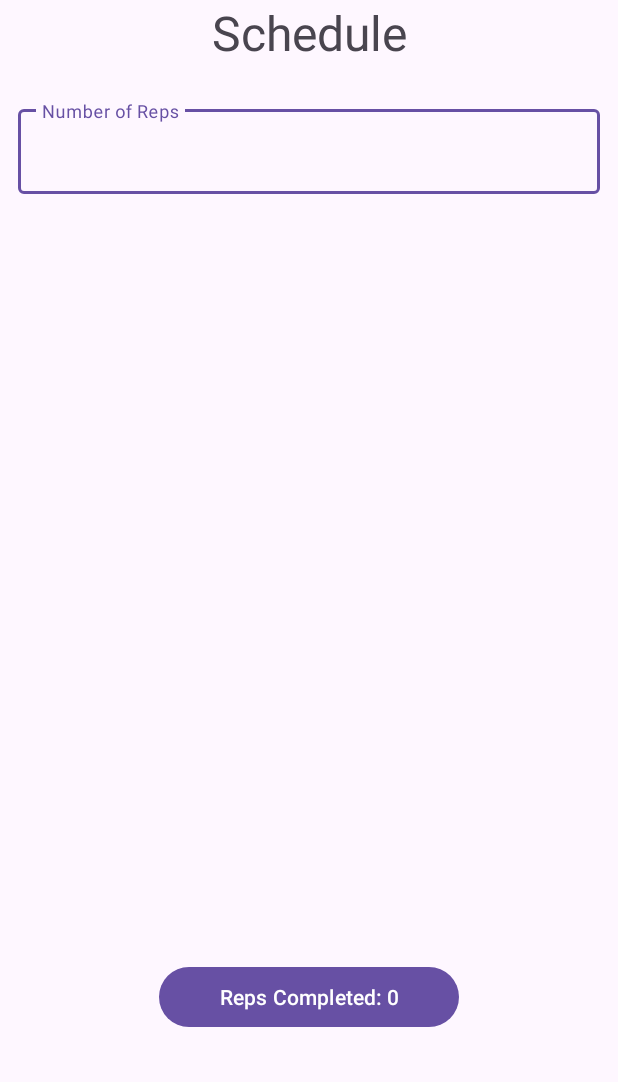
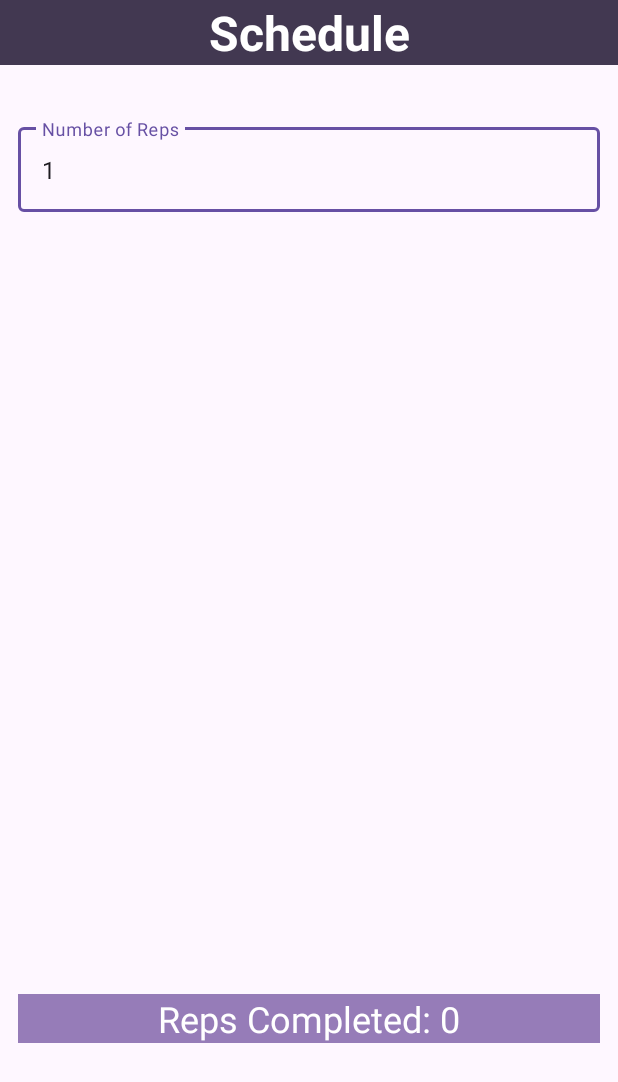
Before and after one commit to NightKnightBot/workoutApp, an Android app: the WorkoutSession screen opened directly, with no data from a screen before it, on a phone screen of 412 x 824 dp. Shown: the top 1082 px of the screen. Run offline under Robolectric (Android 15) with nearby library versions, the phone set to English and light mode, and no system bars; 4 statements that could not run were skipped.

Commit message:
Made workout UI more user friendly

```diff
--- a/app/src/main/java/com/example/workoutapp2/WorkoutPassed.java
+++ b/app/src/main/java/com/example/workoutapp2/WorkoutPassed.java
@@ -26,6 +26,8 @@ public class WorkoutPassed extends AppCompatActivity {
             return insets;
         });
 
+        backBtn = findViewById(R.id.wktBack);
+
         backBtn.setOnClickListener(new View.OnClickListener() {
             @Override
             public void onClick(View view) {
--- a/app/src/main/java/com/example/workoutapp2/WorkoutSession.java
+++ b/app/src/main/java/com/example/workoutapp2/WorkoutSession.java
@@ -1,28 +1,34 @@
 package com.example.workoutapp2;
 
 import android.content.Intent;
+import android.graphics.Color;
 import android.os.Bundle;
 import android.view.View;
+import android.widget.AdapterView;
 import android.widget.Button;
 import android.widget.EditText;
 import android.widget.ListView;
 import android.widget.TextView;
+import android.widget.Toast;
 
+import android.content.Context;
+import android.view.inputmethod.InputMethodManager;
 import androidx.activity.EdgeToEdge;
 import androidx.appcompat.app.AppCompatActivity;
 import androidx.core.graphics.Insets;
 import androidx.core.view.ViewCompat;
 import androidx.core.view.WindowInsetsCompat;
 
-import java.util.ArrayList;
+
 import java.util.List;
 
 public class WorkoutSession extends AppCompatActivity {
 
-    private TextView schedName;
+    private TextView schedName, completBtn;
     private EditText numberReps;
     private ListView workList;
-    private Button completBtn;
+    WorkoutAdapter workoutAdapter;
+    int sizeOfList;
 
     int repsCompleted = 0;
 
@@ -39,20 +45,51 @@ public class WorkoutSession extends AppCompatActivity {
 
         Schedule schedule = ScheduleHolder.getSchedule();
         ScheduleHolder.clearSchedule();
-
+        sizeOfList = schedule.getExerciseList().size();
 
         schedName = findViewById(R.id.nameOfSched);
         numberReps = findViewById(R.id.repNumber);
         workList = findViewById(R.id.workoutList);
         completBtn = findViewById(R.id.confirmCompletionem);
 
+        schedName.setText(schedule.getScheduleName().toString());
+
         List<Individual> individuals = schedule.getExerciseList();
-        WorkoutAdapter workoutAdapter = new WorkoutAdapter(WorkoutSession.this, individuals);
+        workoutAdapter = new WorkoutAdapter(WorkoutSession.this, individuals);
         workList.setAdapter(workoutAdapter);
 
-        completBtn.setOnClickListener(new View.OnClickListener() {
+//        completBtn.setOnClickListener(new View.OnClickListener() {
+//            @Override
+//            public void onClick(View view) {
+//                repsCompleted++;
+//                int target = Integer.parseInt(numberReps.getText().toString());
+//                if(repsCompleted >= target){
+//                    Intent intent = new Intent(WorkoutSession.this, WorkoutPassed.class);
+//                    startActivity(intent);
+//                }
+//                else{
+//                    completBtn.setText("Reps Completed: " + repsCompleted);
+//                }
+//            }
+//        });
+
+        workList.setOnItemClickListener(new AdapterView.OnItemClickListener() {
             @Override
-            public void onClick(View view) {
+            public void onItemClick(AdapterView<?> adapterView, View view, int i, long l) {
+                numberReps.clearFocus();
+                hideKeyboard(view);
+                view.setBackgroundColor(getResources().getColor(R.color.scheduleAdapter));
+                sizeOfList--;
+                if(sizeOfList <= 0) {
+                    Toast.makeText(WorkoutSession.this, "toasty", Toast.LENGTH_SHORT).show();
+                    int count = workList.getChildCount();
+                    for (int iter = 0; iter<count; iter++) {
+                        View viewChild = workList.getChildAt(iter);
+                        viewChild.setBackgroundColor(Color.TRANSPARENT);
+                        sizeOfList = schedule.getExerciseList().size();
+
+                    }
+
                     repsCompleted++;
                     int target = Integer.parseInt(numberReps.getText().toString());
                     if(repsCompleted >= target){
@@ -63,8 +100,15 @@ public class WorkoutSession extends AppCompatActivity {
                         completBtn.setText("Reps Completed: " + repsCompleted);
                     }
                 }
+            }
         });
+    }
 
+    private void hideKeyboard(View view) {
+        InputMethodManager imm = (InputMethodManager) getSystemService(Context.INPUT_METHOD_SERVICE);
+        if (imm != null) {
+            imm.hideSoftInputFromWindow(view.getWindowToken(), 0);
+        }
+    }
 
 }
-}
--- a/app/src/main/res/layout/activity_workout_passed.xml
+++ b/app/src/main/res/layout/activity_workout_passed.xml
@@ -1,5 +1,6 @@
 <?xml version="1.0" encoding="utf-8"?>
-<androidx.constraintlayout.widget.ConstraintLayout xmlns:android="http://schemas.android.com/apk/res/android"
+<androidx.constraintlayout.widget.ConstraintLayout
+    xmlns:android="http://schemas.android.com/apk/res/android"
     xmlns:app="http://schemas.android.com/apk/res-auto"
     xmlns:tools="http://schemas.android.com/tools"
     android:id="@+id/main"
--- a/app/src/main/res/layout/activity_workout_session.xml
+++ b/app/src/main/res/layout/activity_workout_session.xml
@@ -1,31 +1,37 @@
 <?xml version="1.0" encoding="utf-8"?>
-<androidx.constraintlayout.widget.ConstraintLayout xmlns:android="http://schemas.android.com/apk/res/android"
+<ScrollView
+    xmlns:android="http://schemas.android.com/apk/res/android"
     xmlns:app="http://schemas.android.com/apk/res-auto"
     xmlns:tools="http://schemas.android.com/tools"
-    android:id="@+id/main"
+    android:id="@+id/main1"
     android:layout_width="match_parent"
     android:layout_height="match_parent"
     tools:context=".WorkoutSession">
 
     <LinearLayout
-        android:id="@+id/ws"
+        android:id="@+id/main"
+        android:layout_width="match_parent"
         android:orientation="vertical"
-        android:layout_width="match_parent"
         android:layout_height="match_parent"
         tools:context=".WorkoutSession">
+
 
         <TextView
             android:id="@+id/nameOfSched"
             android:layout_width="match_parent"
             android:layout_height="wrap_content"
+            android:layout_marginBottom="24dp"
             android:text="Schedule"
             android:textAlignment="center"
+            android:textStyle="bold"
+            android:textColor="@color/white"
+            android:background="@color/background"
             android:textSize="32sp"/>
 
         <com.google.android.material.textfield.TextInputLayout
             android:layout_width="match_parent"
             android:layout_marginHorizontal="12dp"
-            android:layout_marginVertical="24dp"
+            android:layout_marginVertical="12dp"
             android:hint="Number of Reps"
             android:layout_gravity="center"
             android:layout_height="wrap_content">
@@ -33,29 +39,27 @@
                 android:layout_width="match_parent"
                 android:layout_height="match_parent"
                 android:layout_gravity="center"
+                android:text="1"
                 android:inputType="number"
                 android:id="@+id/repNumber">
             </EditText>
         </com.google.android.material.textfield.TextInputLayout>
 
-        <ScrollView
+        <ListView
+            android:id="@+id/workoutList"
             android:layout_width="match_parent"
-            android:layout_height="487dp">
+            android:layout_height="497dp" />
 
-            <ListView
-                android:id="@+id/workoutList"
-                android:layout_width="match_parent"
-                android:layout_height="490dp"></ListView>
-        </ScrollView>
-
-        <Button
-            android:layout_width="200dp"
+        <TextView
+            android:layout_width="match_parent"
             android:layout_height="wrap_content"
+            android:gravity="center_horizontal"
+            android:background="@color/backgroundAlt"
+            android:textColor="@color/white"
             android:text="Reps Completed: 0"
+            android:textSize="24sp"
+            android:layout_margin="12dp"
             android:layout_gravity="center"
-            android:id="@+id/confirmCompletionem">
-
-        </Button>
-
+            android:id="@+id/confirmCompletionem"/>
     </LinearLayout>
-</androidx.constraintlayout.widget.ConstraintLayout>
+</ScrollView>
```
Also changed, not shown: app/src/main/java/com/example/workoutapp2/PickExercises.java (+12 -3 lines), app/src/main/java/com/example/workoutapp2/WorkoutSchedule.java (+21 -0 lines). Lines whose indentation alone changed are shown as unchanged.
